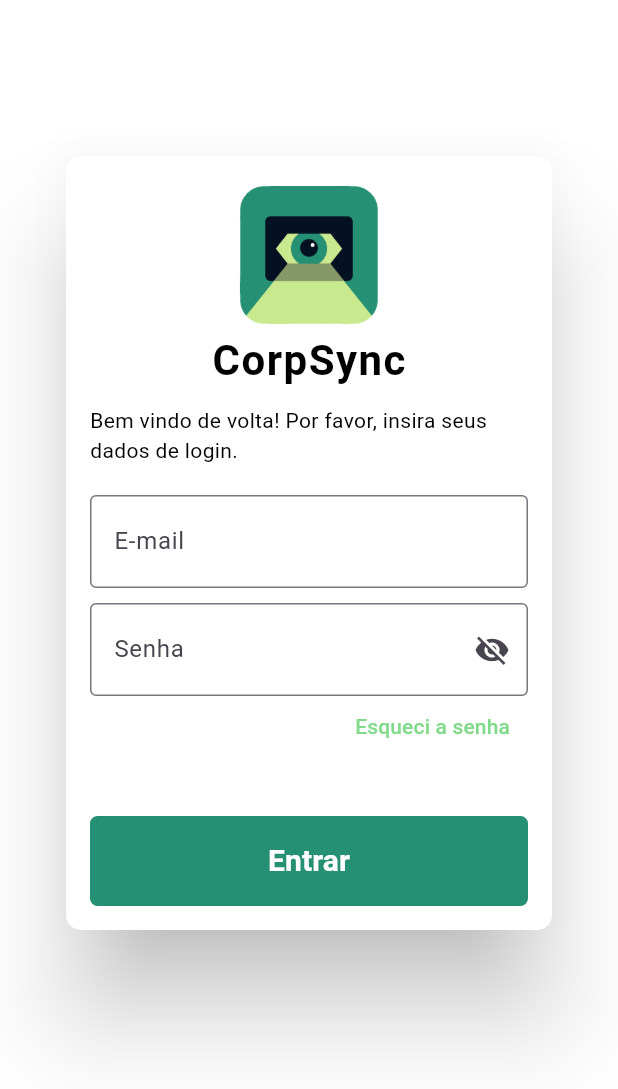
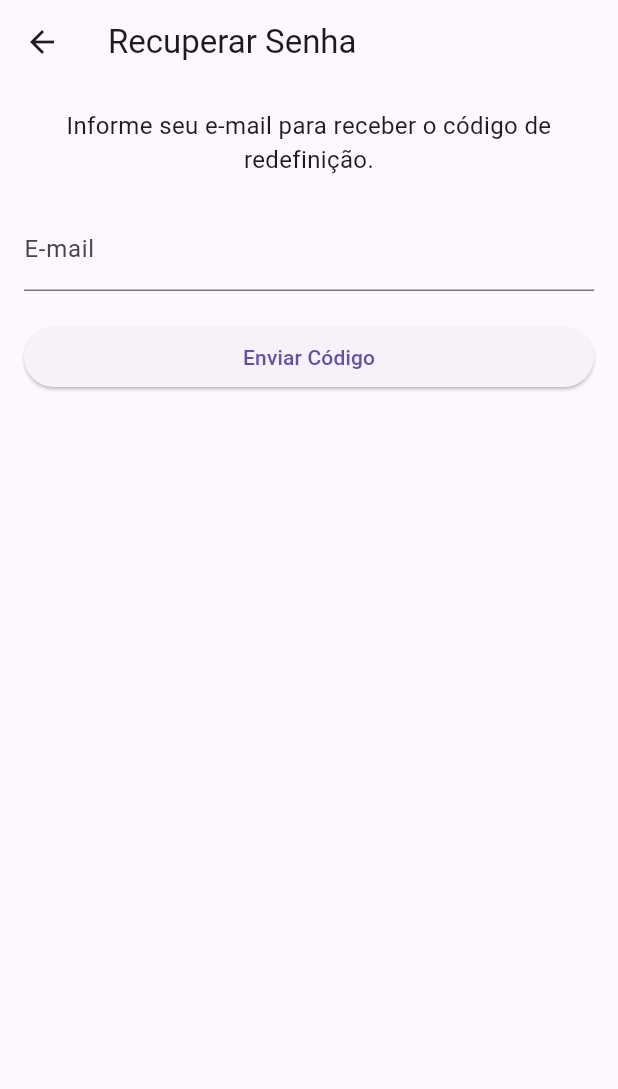
Before and after one commit to Grupo02Biopark2025/CorpSyncFlutter, a Flutter app: the screen it shows after launch, after a tap on "Esqueci a senha", on a phone screen of 412 x 824 dp. Shown: the top 1089 px of the screen. Run offline on Flutter 3.47's test engine with Material 3 defaults, Android fonts, the phone set to English and light mode, and no system bars; our stand-ins replace firebase_core, shared_preferences, syncfusion_flutter_charts; accounts and stored records are empty.

Commit message:
estrutura basica de redefinicao de senha

```diff
--- a/lib/app.dart
+++ b/lib/app.dart
@@ -1,10 +1,14 @@
 import 'package:corp_syncmdm/modules/dashboard/dashboard.dart';
+import 'package:corp_syncmdm/modules/login/tela_redefinir_senha_login.dart';
+import 'package:corp_syncmdm/modules/login/tela_resetar_senha.dart';
+import 'package:corp_syncmdm/modules/login/tela_verifica_codigo.dart';
 import 'package:flutter/material.dart';
 import 'package:provider/provider.dart';
 import 'package:corp_syncmdm/widgets/custom_scroll_behavior.dart';
 import 'widgets/main_scaffold.dart';
 import 'package:corp_syncmdm/modules/login/tela_login.dart';
 import 'theme/theme_notifier.dart';
+import 'package:corp_syncmdm/modules/login/tela_verifica_codigo.dart';
 
 class MyApp extends StatelessWidget {
   @override
@@ -19,11 +23,19 @@ class MyApp extends StatelessWidget {
           initialRoute: '/login',
           routes: {
             '/login': (context) => LoginPage(),
-            '/dashboard': (context) => MainScaffold(
-                body: DashboardPage(),
-                title: 'Dashboard',
-              ),
-
+            '/dashboard':
+                (context) =>
+                    MainScaffold(body: DashboardPage(), title: 'Dashboard'),
+            '/forgot-password': (context) => const ForgotPasswordPage(),
+            '/verify-reset-code':
+                (context) => const VerifyResetCodePage(),
+            '/reset-password': (context) {
+              final args =
+                  ModalRoute.of(context)!.settings.arguments
+                      as Map<String, dynamic>;
+              final email = args['email'] as String;
+              return ResetPasswordPage(email: email);
+            },
           },
         );
       },
@@ -33,9 +45,6 @@ class MyApp extends StatelessWidget {
 
 void main() {
   runApp(
-    ChangeNotifierProvider(
-      create: (_) => ThemeNotifier(),
-      child: MyApp(),
-    ),
+    ChangeNotifierProvider(create: (_) => ThemeNotifier(), child: MyApp()),
   );
 }
--- a/lib/modules/login/tela_login.dart
+++ b/lib/modules/login/tela_login.dart
@@ -7,9 +7,7 @@ import 'package:corp_syncmdm/modules/user/user_model.dart';
 import 'package:corp_syncmdm/modules/user/user_provider.dart';
 import 'package:shared_preferences/shared_preferences.dart';
 import 'cards.dart';
-// import 'tela_redefinir_senha_login.dart';
-// import 'tela_resetar_senha.dart';
-import 'tela_cadastro_user.example';
+
 
 class LoginPage extends StatefulWidget {
   const LoginPage({super.key});
@@ -169,12 +167,7 @@ class _LoginPageState extends State<LoginPage> {
                         ),
                       ),
                       onPressed: () {
-                        // Navigator.push(
-                        //   context,
-                        //   MaterialPageRoute(
-                        //     builder: (context) => const ResetPasswordPage(),
-                        //   ),
-                        // );
+                        Navigator.of(context).pushNamed('/forgot-password');
                       },
                     ),
                   ),
--- /dev/null
+++ b/lib/modules/login/tela_redefinir_senha_login.dart
@@ -0,0 +1,106 @@
+import 'package:flutter/material.dart';
+import 'package:http/http.dart' as http;
+import 'dart:convert';
+
+class ForgotPasswordPage extends StatefulWidget {
+  const ForgotPasswordPage({Key? key}) : super(key: key);
+
+  @override
+  State<ForgotPasswordPage> createState() => _ForgotPasswordPageState();
+}
+
+class _ForgotPasswordPageState extends State<ForgotPasswordPage> {
+  final TextEditingController _emailController = TextEditingController();
+  bool _isLoading = false;
+
+  Future<void> requestPasswordReset() async {
+    final email = _emailController.text.trim();
+
+    if (email.isEmpty) {
+      showDialogMessage("Por favor, insira seu e-mail.");
+      return;
+    }
+
+    setState(() => _isLoading = true);
+
+    try {
+      final url = Uri.parse('http://192.168.3.112:4040/api/auth/request-reset');
+      final response = await http.post(
+        url,
+        headers: {'Content-Type': 'application/json'},
+        body: jsonEncode({'email': email}),
+      );
+
+      setState(() => _isLoading = false);
+
+      if (response.statusCode == 200) {
+        showDialogMessage("E-mail enviado! Verifique sua caixa de entrada.", success: true);
+      } else {
+        final error = jsonDecode(response.body);
+        showDialogMessage(error['error'] ?? "Erro ao solicitar redefinição.");
+      }
+    } catch (e) {
+      setState(() => _isLoading = false);
+      showDialogMessage("Erro de conexão. Tente novamente.");
+    }
+  }
+
+  void showDialogMessage(String message, {bool success = false}) {
+    showDialog(
+      context: context,
+      builder: (context) => AlertDialog(
+        title: Text(success ? "Sucesso" : "Erro"),
+        content: Text(message),
+        actions: [
+          TextButton(
+            onPressed: () {
+              Navigator.of(context).pop();
+              if (success) {
+                Navigator.of(context).pushReplacementNamed(
+                  '/verify-reset-code',
+                  arguments: {'email': _emailController.text.trim()},
+                );
+              }
+            },
+            child: const Text("OK"),
+          ),
+        ],
+      ),
+    );
+  }
+
+  @override
+  Widget build(BuildContext context) {
+    return Scaffold(
+      appBar: AppBar(title: const Text("Recuperar Senha")),
+      body: Padding(
+        padding: const EdgeInsets.all(16),
+        child: Column(
+          children: [
+            const Text(
+              "Informe seu e-mail para receber o código de redefinição.",
+              style: TextStyle(fontSize: 16),
+              textAlign: TextAlign.center,
+            ),
+            const SizedBox(height: 20),
+            TextFormField(
+              controller: _emailController,
+              decoration: const InputDecoration(labelText: 'E-mail'),
+              keyboardType: TextInputType.emailAddress,
+            ),
+            const SizedBox(height: 20),
+            SizedBox(
+              width: double.infinity,
+              child: ElevatedButton(
+                onPressed: _isLoading ? null : requestPasswordReset,
+                child: _isLoading
+                    ? const CircularProgressIndicator(color: Colors.white)
+                    : const Text("Enviar Código"),
+              ),
+            ),
+          ],
+        ),
+      ),
+    );
+  }
+}
```
Also changed, not shown: lib/modules/login/tela_resetar_senha.dart (added, +121 -0 lines), lib/modules/login/tela_verifica_codigo.dart (added, +108 -0 lines), 2 other files.
